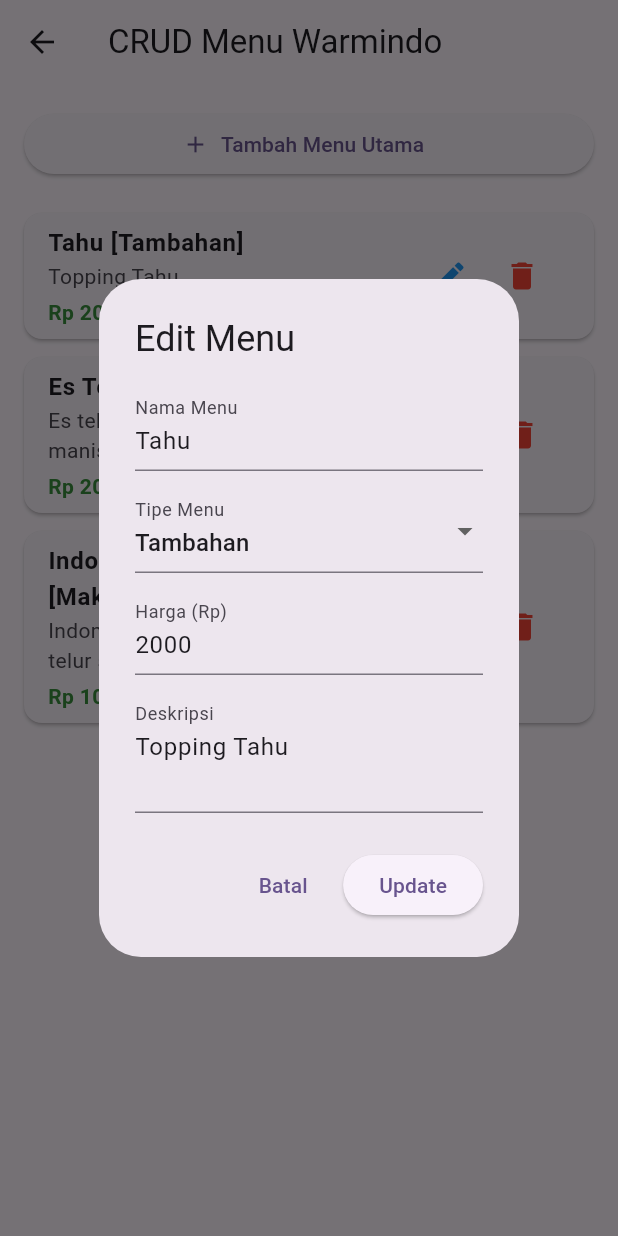
After one commit to kakyoindonut321/aplikasi_kalkulator_tugas2, a Flutter app: the TestDbScreen screen opened by its route, after a tap on the "edit" icon, on a phone screen of 412 x 824 dp. The commit adds this screen. Run offline on Flutter 3.47's test engine with Material 3 defaults, Android fonts, the phone set to English and light mode, and no system bars; our stand-ins replace sqflite; accounts and stored records are empty.

Commit message:
setup db dan crud

```diff
--- /dev/null
+++ b/lib/helpers/database_helper.dart
@@ -0,0 +1,108 @@
+import 'package:sqflite/sqflite.dart';
+import 'package:path/path.dart';
+
+import '../models/user_model.dart';
+import '../models/menu_model.dart';
+
+class DatabaseHelper {
+  static final DatabaseHelper instance = DatabaseHelper._init();
+  static Database? _database;
+
+  DatabaseHelper._init();
+
+  Future<Database> get database async {
+    if (_database != null) return _database!;
+    _database = await _initDB('warmindo.db');
+    return _database!;
+  }
+
+  Future<Database> _initDB(String filePath) async {
+    final dbPath = await getDatabasesPath();
+    final path = join(dbPath, filePath);
+
+    return await openDatabase(path, version: 1, onCreate: _createDB);
+  }
+
+  Future _createDB(Database db, int version) async {
+    // 1. Skema Tabel User
+    await db.execute('''
+      CREATE TABLE users (
+        id INTEGER PRIMARY KEY AUTOINCREMENT,
+        username TEXT NOT NULL UNIQUE,
+        password TEXT NOT NULL
+      )
+    ''');
+
+    // 2. Skema Tabel Menu
+    await db.execute('''
+      CREATE TABLE menu (
+        id INTEGER PRIMARY KEY AUTOINCREMENT,
+        nama TEXT NOT NULL,
+        deskripsi TEXT NOT NULL,
+        harga INTEGER NOT NULL,
+        tipe TEXT NOT NULL
+      )
+    ''');
+
+    // 3. Seed Data User (Login Default)
+    await db.insert('users', {'username': 'admin', 'password': '123456'});
+
+    // 4. Seed Data Menu Warmindo
+    await db.insert('menu', {
+      'nama': 'Indomie Goreng Rendang',
+      'deskripsi': 'Indomie goreng rasa rendang plus telur stengah matang',
+      'harga': 10000,
+      'tipe': 'Makanan',
+    });
+
+    await db.insert('menu', {
+      'nama': 'Es Teh Manis',
+      'deskripsi': 'Es teh manis pake es, teh, esteh manis',
+      'harga': 2000,
+      'tipe': 'Minuman',
+    });
+
+    await db.insert('menu', {
+      'nama': 'Tahu',
+      'deskripsi': 'Topping Tahu',
+      'harga': 2000,
+      'tipe': 'Tambahan',
+    });
+  }
+
+  // --- READ ---
+  Future<List<MenuModel>> getAllMenu() async {
+    final db = await instance.database;
+    final result = await db.query('menu', orderBy: 'id DESC');
+    return result.map((json) => MenuModel.fromMap(json)).toList();
+  }
+
+  Future<List<UserModel>> getAllUsers() async {
+    final db = await instance.database;
+    final result = await db.query('users');
+    return result.map((json) => UserModel.fromMap(json)).toList();
+  }
+
+  // --- CREATE ---
+  Future<int> insertMenu(MenuModel menu) async {
+    final db = await instance.database;
+    return await db.insert('menu', menu.toMap());
+  }
+
+  // --- UPDATE ---
+  Future<int> updateMenu(MenuModel menu) async {
+    final db = await instance.database;
+    return await db.update(
+      'menu',
+      menu.toMap(),
+      where: 'id = ?',
+      whereArgs: [menu.id],
+    );
+  }
+
+  // --- DELETE ---
+  Future<int> deleteMenu(int id) async {
+    final db = await instance.database;
+    return await db.delete('menu', where: 'id = ?', whereArgs: [id]);
+  }
+}
--- a/lib/main.dart
+++ b/lib/main.dart
@@ -1,5 +1,6 @@
 // main.dart
 import 'package:flutter/material.dart';
+
 import 'screens/login_screen.dart';
 import 'screens/home_screen.dart';
 import 'screens/group_data_screen.dart';
@@ -7,6 +8,7 @@ import 'screens/math_screen.dart';
 import 'screens/odd_even_screen.dart';
 import 'screens/sum_total_screen.dart';
 import 'screens/stopwatch_screen.dart';
+import 'screens/test_db_screen.dart';
 
 void main() {
   runApp(const MyApp());
@@ -32,6 +34,7 @@ class MyApp extends StatelessWidget {
         '/odd_even': (context) => const OddEvenScreen(),
         '/sum_total': (context) => const SumTotalScreen(),
         '/stopwatch': (context) => const StopwatchScreen(),
+        '/testdbscreen': (context) => const TestDbScreen(),
       },
       // Halaman awal
       home: const LoginScreen(),
--- /dev/null
+++ b/lib/models/menu_model.dart
@@ -0,0 +1,35 @@
+class MenuModel {
+  final int? id;
+  final String nama;
+  final String deskripsi;
+  final int harga;
+  final String tipe; // e.g., 'Makanan', 'Minuman', 'Topping'
+
+  MenuModel({
+    this.id,
+    required this.nama,
+    required this.deskripsi,
+    required this.harga,
+    required this.tipe,
+  });
+
+  Map<String, dynamic> toMap() {
+    return {
+      'id': id,
+      'nama': nama,
+      'deskripsi': deskripsi,
+      'harga': harga,
+      'tipe': tipe,
+    };
+  }
+
+  factory MenuModel.fromMap(Map<String, dynamic> map) {
+    return MenuModel(
+      id: map['id'],
+      nama: map['nama'],
+      deskripsi: map['deskripsi'],
+      harga: map['harga'],
+      tipe: map['tipe'],
+    );
+  }
+}
--- /dev/null
+++ b/lib/models/user_model.dart
@@ -0,0 +1,19 @@
+class UserModel {
+  final int? id;
+  final String username;
+  final String password;
+
+  UserModel({this.id, required this.username, required this.password});
+
+  Map<String, dynamic> toMap() {
+    return {'id': id, 'username': username, 'password': password};
+  }
+
+  factory UserModel.fromMap(Map<String, dynamic> map) {
+    return UserModel(
+      id: map['id'],
+      username: map['username'],
+      password: map['password'],
+    );
+  }
+}
--- /dev/null
+++ b/lib/screens/test_db_screen.dart
@@ -0,0 +1,316 @@
+import 'package:flutter/material.dart';
+import 'package:flutter/services.dart';
+
+import '../helpers/database_helper.dart';
+import '../models/menu_model.dart';
+
+class TestDbScreen extends StatefulWidget {
+  const TestDbScreen({super.key});
+
+  @override
+  State<TestDbScreen> createState() => _TestDbScreenState();
+}
+
+class _TestDbScreenState extends State<TestDbScreen> {
+  List<MenuModel> _menuList = [];
+  bool _isLoading = true;
+
+  // Pilihan Tipe Menu
+  final List<String> _tipeOptions = ['Makanan', 'Minuman', 'Tambahan'];
+
+  @override
+  void initState() {
+    super.initState();
+    _refreshMenuList();
+  }
+
+  Future<void> _refreshMenuList() async {
+    setState(() => _isLoading = true);
+    final menus = await DatabaseHelper.instance.getAllMenu();
+    setState(() {
+      _menuList = menus;
+      _isLoading = false;
+    });
+  }
+
+  // --- DIALOG POP-UP FORM (TAMBAH & EDIT) ---
+  void _showMenuFormDialog([MenuModel? existingMenu]) {
+    final formKey = GlobalKey<FormState>();
+
+    final namaController = TextEditingController(
+      text: existingMenu?.nama ?? '',
+    );
+    final deskripsiController = TextEditingController(
+      text: existingMenu?.deskripsi ?? '',
+    );
+    final hargaController = TextEditingController(
+      text: existingMenu != null ? existingMenu.harga.toString() : '',
+    );
+
+    // Set default tipe ke 'Makanan' atau gunakan tipe dari menu yang di-edit
+    String selectedTipe = existingMenu?.tipe ?? 'Makanan';
+
+    showDialog(
+      context: context,
+      barrierDismissible: false,
+      builder: (context) {
+        return StatefulBuilder(
+          builder: (context, setDialogState) {
+            return AlertDialog(
+              title: Text(
+                existingMenu == null ? 'Tambah Menu Baru' : 'Edit Menu',
+              ),
+              content: SingleChildScrollView(
+                child: Form(
+                  key: formKey,
+                  child: Column(
+                    mainAxisSize: MainAxisSize.min,
+                    children: [
+                      // 1. INPUT NAMA
+                      TextFormField(
+                        controller: namaController,
+                        decoration: const InputDecoration(
+                          labelText: 'Nama Menu',
+                          hintText: 'Misal: Nasi Goreng No. 1',
+                        ),
+                        validator: (value) {
+                          if (value == null || value.trim().isEmpty) {
+                            return 'Nama menu wajib diisi';
+                          }
+                          if (value.trim().length < 3) {
+                            return 'Nama menu minimal 3 karakter';
+                          }
+                          return null;
+                        },
+                      ),
+                      const SizedBox(height: 12),
+
+                      // 2. INPUT TIPE (DROPDOWN)
+                      DropdownButtonFormField<String>(
+                        value: _tipeOptions.contains(selectedTipe)
+                            ? selectedTipe
+                            : _tipeOptions.first,
+                        decoration: const InputDecoration(
+                          labelText: 'Tipe Menu',
+                        ),
+                        items: _tipeOptions.map((tipe) {
+                          return DropdownMenuItem(
+                            value: tipe,
+                            child: Text(tipe),
+                          );
+                        }).toList(),
+                        onChanged: (newValue) {
+                          if (newValue != null) {
+                            setDialogState(() {
+                              selectedTipe = newValue;
+                            });
+                          }
+                        },
+                      ),
+                      const SizedBox(height: 12),
+
+                      // 3. INPUT HARGA (STRICT NUMERIC)
+                      TextFormField(
+                        controller: hargaController,
+                        keyboardType: TextInputType.number,
+                        inputFormatters: [
+                          FilteringTextInputFormatter.digitsOnly,
+                        ], // Blokir non-angka
+                        decoration: const InputDecoration(
+                          labelText: 'Harga (Rp)',
+                          hintText: 'Misal: 10000',
+                        ),
+                        validator: (value) {
+                          if (value == null || value.isEmpty) {
+                            return 'Harga wajib diisi';
+                          }
+                          final hargaInt = int.tryParse(value);
+                          if (hargaInt == null) {
+                            return 'Harga harus berupa angka valid';
+                          }
+                          if (hargaInt < 500) {
+                            return 'Harga minimal Rp 500';
+                          }
+                          if (hargaInt > 1000000) {
+                            return 'Harga melebihi batas (Maks Rp 1.000.000)';
+                          }
+                          return null;
+                        },
+                      ),
+                      const SizedBox(height: 12),
+
+                      // 4. INPUT DESKRIPSI
+                      TextFormField(
+                        controller: deskripsiController,
+                        maxLines: 2,
+                        decoration: const InputDecoration(
+                          labelText: 'Deskripsi',
+                          hintText: 'Penjelasan singkat menu',
+                        ),
+                        validator: (value) {
+                          if (value == null || value.trim().isEmpty) {
+                            return 'Deskripsi wajib diisi';
+                          }
+                          if (value.trim().length < 5) {
+                            return 'Deskripsi minimal 5 karakter';
+                          }
+                          return null;
+                        },
+                      ),
+                    ],
+                  ),
+                ),
+              ),
+              actions: [
+                TextButton(
+                  onPressed: () => Navigator.pop(context),
+                  child: const Text('Batal'),
+                ),
+                ElevatedButton(
+                  onPressed: () async {
+                    if (formKey.currentState!.validate()) {
+                      final menuData = MenuModel(
+                        id: existingMenu?.id,
+                        nama: namaController.text.trim(),
+                        tipe: selectedTipe,
+                        harga: int.parse(hargaController.text),
+                        deskripsi: deskripsiController.text.trim(),
+                      );
+
+                      if (existingMenu == null) {
+                        // Tambah Data
+                        await DatabaseHelper.instance.insertMenu(menuData);
+                      } else {
+                        // Update Data
+                        await DatabaseHelper.instance.updateMenu(menuData);
+                      }
+
+                      if (context.mounted) {
+                        Navigator.pop(context);
+                        _refreshMenuList();
+                      }
+                    }
+                  },
+                  child: Text(existingMenu == null ? 'Simpan' : 'Update'),
+                ),
+              ],
+            );
+          },
+        );
+      },
+    );
+  }
+
+  // --- DIALOG KONFIRMASI HAPUS ---
+  void _showDeleteConfirmation(MenuModel menu) {
+    showDialog(
+      context: context,
+      builder: (context) {
+        return AlertDialog(
+          title: const Text('Hapus Menu'),
+          content: Text('Yakin ingin menghapus "${menu.nama}"?'),
+          actions: [
+            TextButton(
+              onPressed: () => Navigator.pop(context),
+              child: const Text('Batal'),
+            ),
+            ElevatedButton(
+              style: ElevatedButton.styleFrom(backgroundColor: Colors.red),
+              onPressed: () async {
+                await DatabaseHelper.instance.deleteMenu(menu.id!);
+                if (context.mounted) {
+                  Navigator.pop(context);
+                  _refreshMenuList();
+                }
+              },
+              child: const Text('Hapus', style: TextStyle(color: Colors.white)),
+            ),
+          ],
+        );
+      },
+    );
+  }
+
+  @override
+  Widget build(BuildContext context) {
+    return Scaffold(
+      appBar: AppBar(title: const Text('CRUD Menu Warmindo')),
+      body: _isLoading
+          ? const Center(child: CircularProgressIndicator())
+          : Column(
+              children: [
+                Padding(
+                  padding: const EdgeInsets.all(16.0),
+                  child: SizedBox(
+                    width: double.infinity,
+                    child: ElevatedButton.icon(
+                      icon: const Icon(Icons.add),
+                      label: const Text('Tambah Menu Utama'),
+                      onPressed: () => _showMenuFormDialog(),
+                    ),
+                  ),
+                ),
+                Expanded(
+                  child: _menuList.isEmpty
+                      ? const Center(child: Text('Belum ada data menu.'))
+                      : ListView.builder(
+                          itemCount: _menuList.length,
+                          itemBuilder: (context, index) {
+                            final menu = _menuList[index];
+                            return Card(
+                              margin: const EdgeInsets.symmetric(
+                                horizontal: 16,
+                                vertical: 6,
+                              ),
+                              child: ListTile(
+                                title: Text(
+                                  '${menu.nama} [${menu.tipe}]',
+                                  style: const TextStyle(
+                                    fontWeight: FontWeight.bold,
+                                  ),
+                                ),
+                                subtitle: Column(
+                                  crossAxisAlignment: CrossAxisAlignment.start,
+                                  children: [
+                                    Text(menu.deskripsi),
+                                    const SizedBox(height: 4),
+                                    Text(
+                                      'Rp ${menu.harga}',
+                                      style: TextStyle(
+                                        color: Colors.green[700],
+                                        fontWeight: FontWeight.w600,
+                                      ),
+                                    ),
+                                  ],
+                                ),
+                                trailing: Row(
+                                  mainAxisSize: MainAxisSize.min,
+                                  children: [
+                                    IconButton(
+                                      icon: const Icon(
+                                        Icons.edit,
+                                        color: Colors.blue,
+                                      ),
+                                      onPressed: () =>
+                                          _showMenuFormDialog(menu),
+                                    ),
+                                    IconButton(
+                                      icon: const Icon(
+                                        Icons.delete,
+                                        color: Colors.red,
+                                      ),
+                                      onPressed: () =>
+                                          _showDeleteConfirmation(menu),
+                                    ),
+                                  ],
+                                ),
+                              ),
+                            );
+                          },
+                        ),
+                ),
+              ],
+            ),
+    );
+  }
+}
--- a/pubspec.yaml
+++ b/pubspec.yaml
@@ -2,7 +2,7 @@ name: aplikasi_kalkulator_tugas2
 description: "A new Flutter project."
 # The following line prevents the package from being accidentally published to
 # pub.dev using `flutter pub publish`. This is preferred for private packages.
-publish_to: 'none' # Remove this line if you wish to publish to pub.dev
+publish_to: "none" # Remove this line if you wish to publish to pub.dev
 
 # The following defines the version and build number for your application.
 # A version number is three numbers separated by dots, like 1.2.43
@@ -30,6 +30,8 @@ environment:
 dependencies:
   flutter:
     sdk: flutter
+  sqflite: ^2.3.0
+  path: ^1.8.3
 
   # The following adds the Cupertino Icons font to your application.
   # Use with the CupertinoIcons class for iOS style icons.
@@ -51,7 +53,6 @@ dev_dependencies:
 
 # The following section is specific to Flutter packages.
 flutter:
-
   # The following line ensures that the Material Icons font is
   # included with your application, so that you can use the icons in
   # the material Icons class.
```
Also changed, not shown: lib/screens/crud.dart (added, +131 -0 lines), lib/screens/home_screen.dart (+11 -6 lines), pubspec.lock.
